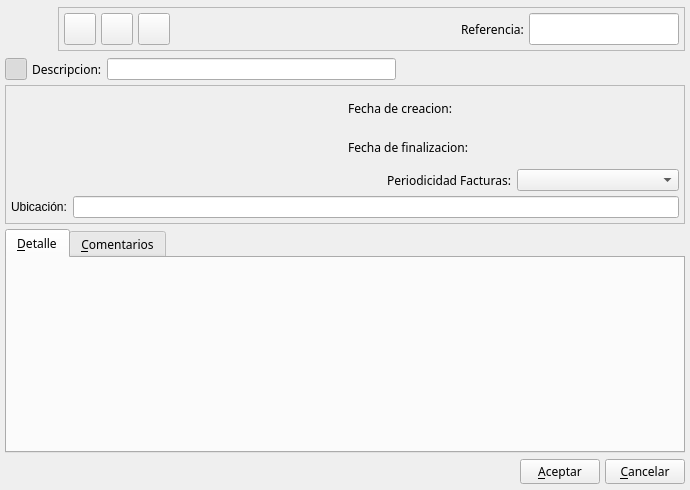
Above: bulmages/bulmafact/src/plugincontratos/contratobase.ui from eboladev/Bulmages-1 before the change. Below: the same form after it.
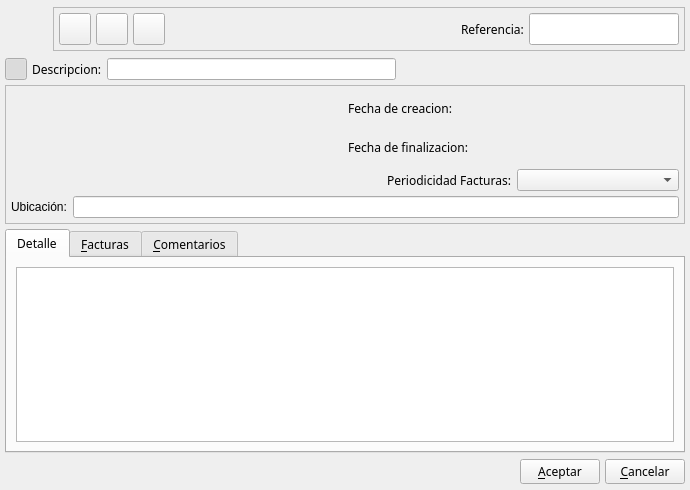
That is the form after the change. Icons and pictures are not drawn. Custom widgets are drawn as their Qt base class.

Commit message: Termino el plugin de contratos. Se ha modificado un poco la ficha de clientes ya que contenia pestanyas que no se usaban y el plugin quedaba desplazado al haber pestanyas inutiles por enmedio. Agrego archivos README con una sencilla explicacion para los distintos plugins.

```diff
--- a/bulmages/bulmafact/src/plugincontratos/contratobase.ui
+++ b/bulmages/bulmafact/src/plugincontratos/contratobase.ui
@@ -29,7 +29,7 @@
       <number>0</number>
      </property>
      <property name="spacing" >
-      <number>5</number>
+      <number>0</number>
      </property>
      <item>
       <widget class="QLabel" name="pixmapLabel1" >
@@ -233,8 +233,8 @@
           </property>
           <property name="sizeHint" >
            <size>
-            <width>21</width>
-            <height>26</height>
+            <width>81</width>
+            <height>32</height>
            </size>
           </property>
          </spacer>
@@ -615,9 +615,25 @@
      <property name="currentIndex" >
       <number>0</number>
      </property>
+     <widget class="QWidget" name="tab" >
+      <attribute name="title" >
+       <string>Detalle</string>
+      </attribute>
+      <layout class="QGridLayout" >
+       <property name="margin" >
+        <number>9</number>
+       </property>
+       <property name="spacing" >
+        <number>6</number>
+       </property>
+       <item row="0" column="0" >
+        <widget class="ListLinContratoView" name="mui_lineas" />
+       </item>
+      </layout>
+     </widget>
      <widget class="QWidget" name="tab1" >
       <attribute name="title" >
-       <string>&amp;Detalle</string>
+       <string>&amp;Facturas</string>
       </attribute>
       <layout class="QVBoxLayout" >
        <property name="margin" >
@@ -736,6 +752,11 @@
    <extends>QWidget</extends>
    <header>contratoview.h</header>
   </customwidget>
+  <customwidget>
+   <class>ListLinContratoView</class>
+   <extends>QTableWidget</extends>
+   <header>listlincontratoview.h</header>
+  </customwidget>
   <customwidget>
    <class>BusquedaCliente</class>
    <extends>QWidget</extends>
```
Left out of the diff: 22 changed lines with no effect on the pictures. The commit also changes 16 other files.
